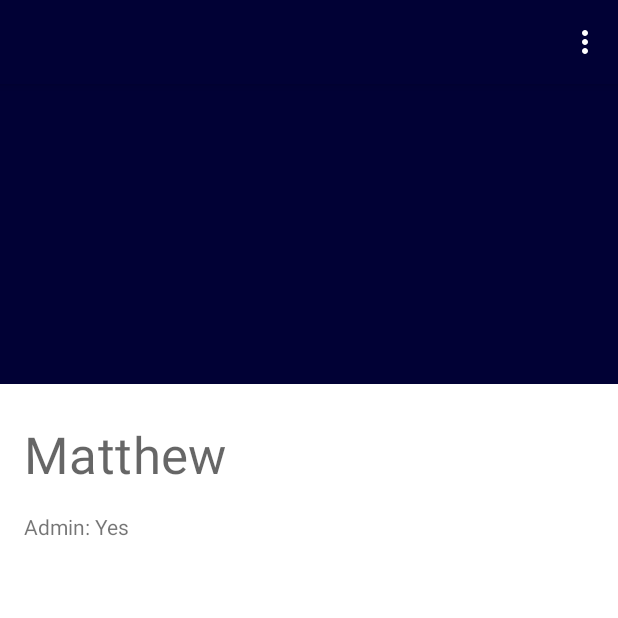
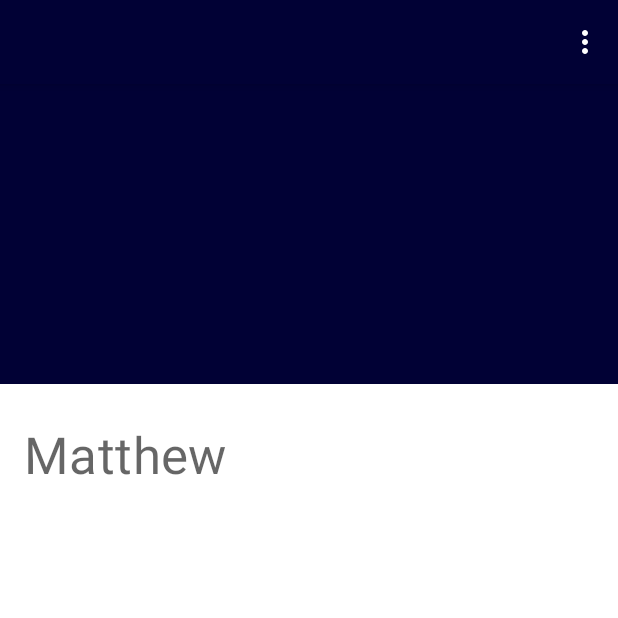
Before and after one commit to rolledback/RestaurantMap, an Android app: the ProfileActivity screen opened directly, with no data from a screen before it, on a phone screen of 412 x 824 dp, the top half of it. Run offline under Robolectric (Android 15) with nearby library versions, the phone set to English and light mode, and no system bars; libraries missing offline, so code that uses them is left out: com.amulyakhare.textdrawable; network calls fail; 3 statements that could not run were skipped.

Commit message:
Remove is admin field from profile view. Closes #19

```diff
--- a/RestaurantMapAndroid/app/src/main/res/layout/activity_profile.xml
+++ b/RestaurantMapAndroid/app/src/main/res/layout/activity_profile.xml
@@ -48,17 +48,6 @@
             android:textAppearance="@style/TextAppearance.MaterialComponents.Headline4"
             app:layout_constraintStart_toStartOf="parent"
             app:layout_constraintTop_toTopOf="parent" />
-
-        <TextView
-            android:id="@+id/textView2"
-            android:layout_width="wrap_content"
-            android:layout_height="wrap_content"
-            android:layout_marginStart="16dp"
-            android:layout_marginTop="16dp"
-            android:text="Admin: Yes"
-            app:layout_constraintStart_toStartOf="parent"
-            app:layout_constraintTop_toBottomOf="@+id/textView" />
-
     </androidx.constraintlayout.widget.ConstraintLayout>
 
 </androidx.constraintlayout.widget.ConstraintLayout>
```
